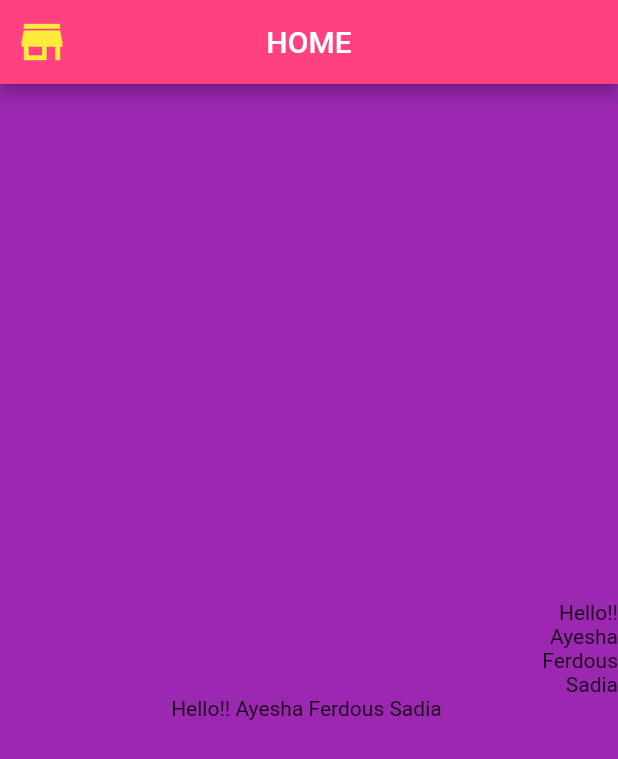
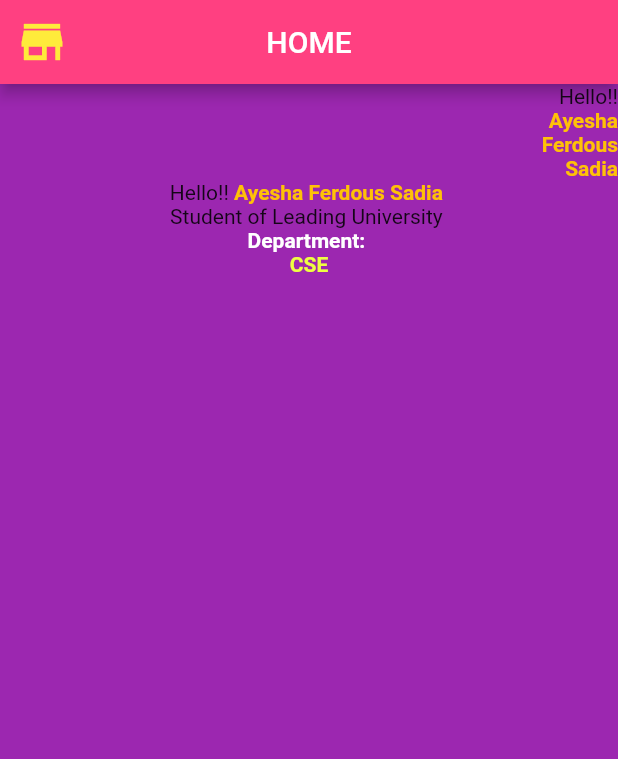
Before and after one commit to AyeshaSadia51/Flutter_PRACTICE, a Flutter app: the screen it shows after launch, on a phone screen of 412 x 824 dp. Shown: the top 759 px of the screen. Run offline on Flutter 3.47's test engine with Material 2 defaults, Android fonts, the phone set to English and light mode, and no system bars.

Commit message:
Column, Row, Image, Rich Text

```diff
--- a/lib/main.dart
+++ b/lib/main.dart
@@ -44,15 +44,25 @@ class HomeScreen extends StatelessWidget{
     ),
 */
 
-     body: Column(                                  // MULTIPLE WIDGET - Column / Row
+     body: Column(
+       children: [
+         Column(                                  // MULTIPLE WIDGET - Column / Row
            mainAxisAlignment: MainAxisAlignment.center,
            crossAxisAlignment: CrossAxisAlignment.end,
 
            children: [
             Text('Hello!!'),
-        Text('Ayesha'),
-        Text('Ferdous'),
-        Text('Sadia'),
+            Text('Ayesha', style: TextStyle(
+                color: Colors.amber,fontWeight: FontWeight.bold
+            ),),
+
+            Text('Ferdous', style: TextStyle(
+                color: Colors.amber,fontWeight: FontWeight.bold
+            ),),
+
+             Text('Sadia', style: TextStyle(
+                color: Colors.amber,fontWeight: FontWeight.bold
+            ),),
 
              Row(
          mainAxisAlignment: MainAxisAlignment.center,
@@ -60,10 +70,38 @@ class HomeScreen extends StatelessWidget{
 
          children: [
     Text('Hello!! '),
-    Text('Ayesha '),
-    Text('Ferdous '),
-    Text('Sadia '),
+    Text('Ayesha ', style: TextStyle(
+      color: Colors.amber,fontWeight: FontWeight.bold
+    ),),
+
+     Text('Ferdous ', style: TextStyle(
+        color: Colors.amber,fontWeight: FontWeight.bold
+    ),),
+
+    Text('Sadia ', style: TextStyle(
+    color: Colors.amber,fontWeight: FontWeight.bold
+    ),),
             ]
+             )
+           ],
+         ),
+         Row(
+           mainAxisAlignment: MainAxisAlignment.center,
+           children: [
+             Text('Student of '),
+             Text('Leading '),
+             Text('University ')
+           ],
+         ),
+         Column(
+           children: [
+             Text('Department: ', style: TextStyle(
+             color: Colors.white, fontWeight: FontWeight.bold
+         ),),
+             Text('CSE', style: TextStyle(
+                 color: Colors.limeAccent, fontWeight: FontWeight.bold
+             ),),
+           ],
          )
        ],
      ),
```
Lines whose indentation alone changed are shown as unchanged.
